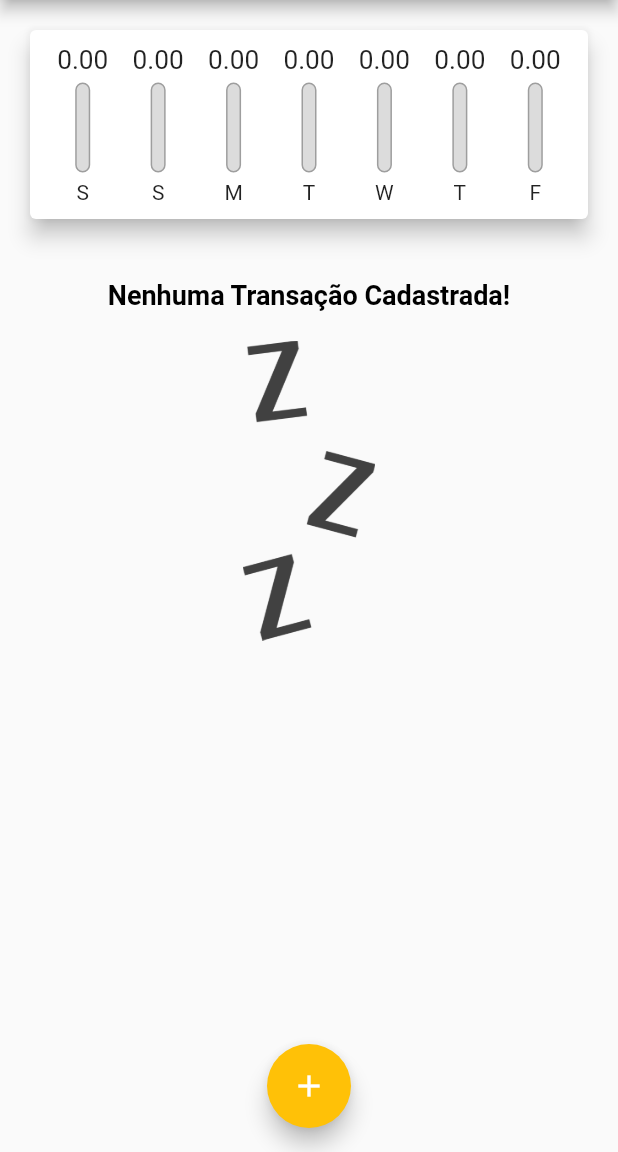
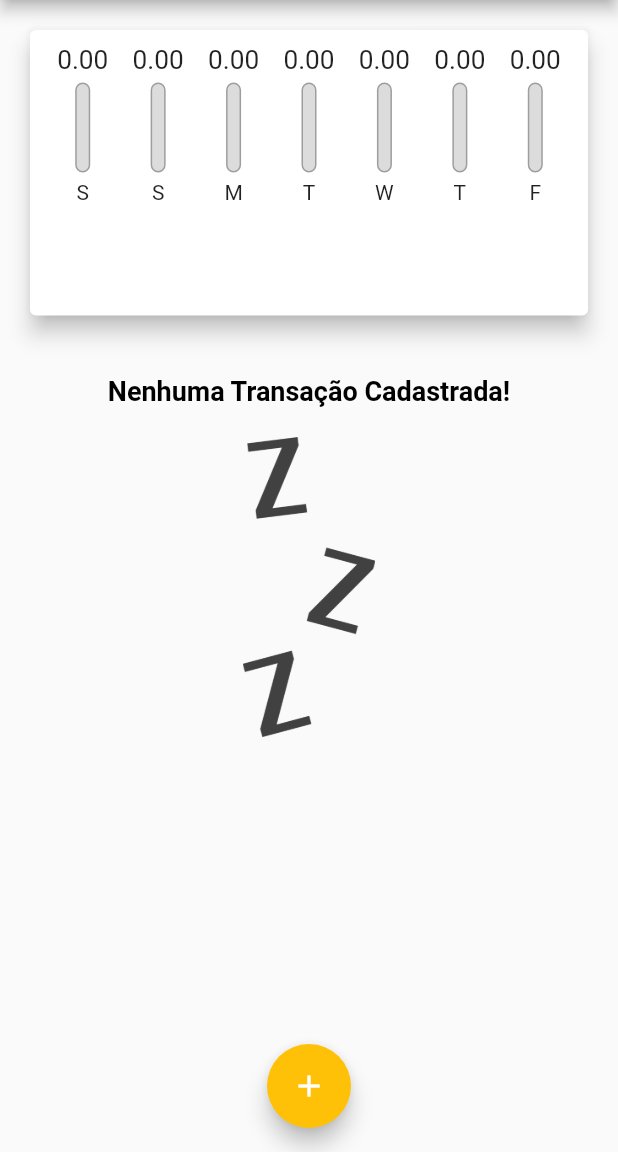
Before and after one commit to LuscaMamede/Despesas-Mobile, a Flutter app: the screen it shows after launch, on a phone screen of 412 x 824 dp, the part 84-1236 px from its top. Run offline on Flutter 3.47's test engine with Material 2 defaults, Android fonts, the phone set to English and light mode, and no system bars; Roboto replaces fonts that are missing (OpenSans).

Commit message:
modified:   lib/components/transaction_list.dart 	modified:   lib/main.dart

```diff
--- a/lib/components/transaction_list.dart
+++ b/lib/components/transaction_list.dart
@@ -11,9 +11,7 @@ class TransactionList extends StatelessWidget {
 
   @override
   Widget build(BuildContext context) {
-    return SizedBox(
-      height: 430,
-      child: transactions.isEmpty
+    return transactions.isEmpty
         ? Column(
             children: [
               const SizedBox(height: 20),
@@ -72,7 +70,6 @@ class TransactionList extends StatelessWidget {
                 ),
               );
             },
-            ),
           );
   }
 }
--- a/lib/main.dart
+++ b/lib/main.dart
@@ -95,8 +95,7 @@ class _MyHomePageState extends State<MyHomePage> {
 
   @override
   Widget build(BuildContext context) {
-    return Scaffold(
-      appBar: AppBar(
+    final appBar = AppBar(
       title: const Text('Despesas Pessoais'),
       actions: [
         IconButton(
@@ -104,13 +103,26 @@ class _MyHomePageState extends State<MyHomePage> {
           onPressed: () => _openTransactionFormModal(context),
         ),
       ],
-      ),
+    );
+
+    final availableHeight = MediaQuery.of(context).size.height -
+        appBar.preferredSize.height -
+        MediaQuery.of(context).padding.top;
+
+    return Scaffold(
+      appBar: appBar,
       body: SingleChildScrollView(
         child: Column(
           crossAxisAlignment: CrossAxisAlignment.stretch,
           children: [
-            Chart(_recentTransactions),
-            TransactionList(_transactions, _removeTransaction),
+            SizedBox(
+              height: availableHeight * 0.3,
+              child: Chart(_recentTransactions),
+            ),
+            SizedBox(
+              height: availableHeight * 0.7,
+              child: TransactionList(_transactions, _removeTransaction),
+            ),
           ],
         ),
       ),
```
Lines whose indentation alone changed are shown as unchanged.
